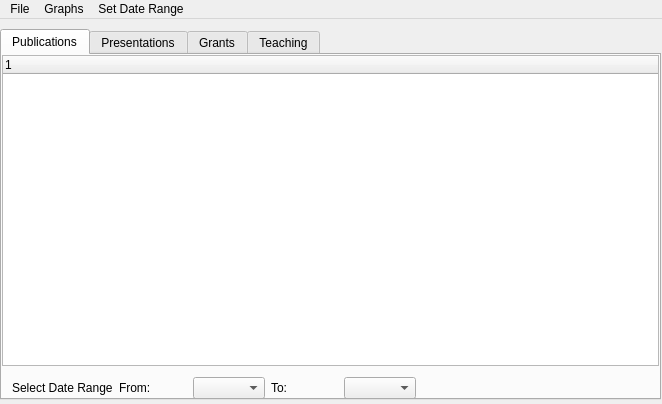
Before: the Qt Designer form TestingGUI/summarywindow.ui in mshubat-forked/cs3307-group-project, drawn with Qt 5.
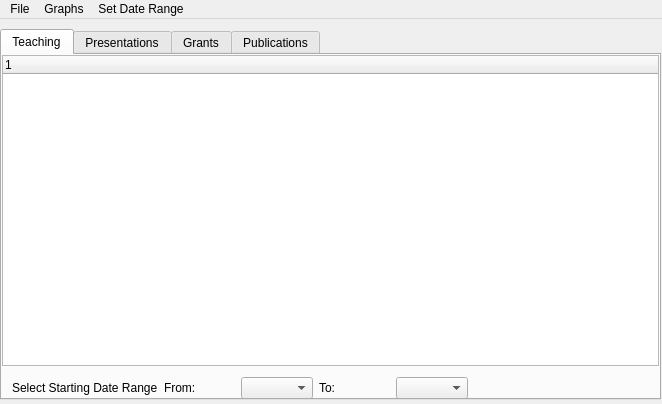
After: the same form once the commit is applied.

Commit message: Minor changes to summary window

What changed in the file:
```diff
--- a/TestingGUI/summarywindow.ui
+++ b/TestingGUI/summarywindow.ui
@@ -28,7 +28,7 @@
     </property>
     <widget class="QWidget" name="tab">
      <attribute name="title">
-      <string>Publications</string>
+      <string>Teaching</string>
      </attribute>
      <widget class="QTreeWidget" name="treeWidget">
       <property name="geometry">
@@ -50,7 +50,7 @@
        <rect>
         <x>10</x>
         <y>320</y>
-        <width>404</width>
+        <width>456</width>
         <height>26</height>
        </rect>
       </property>
@@ -58,7 +58,7 @@
        <item>
         <widget class="QLabel" name="label">
          <property name="text">
-          <string>Select Date Range</string>
+          <string>Select Starting Date Range</string>
          </property>
         </widget>
        </item>
@@ -97,7 +97,7 @@
     </widget>
     <widget class="QWidget" name="tab_4">
      <attribute name="title">
-      <string>Teaching</string>
+      <string>Publications</string>
      </attribute>
     </widget>
    </widget>
```
The commit also changes 1 other file.
